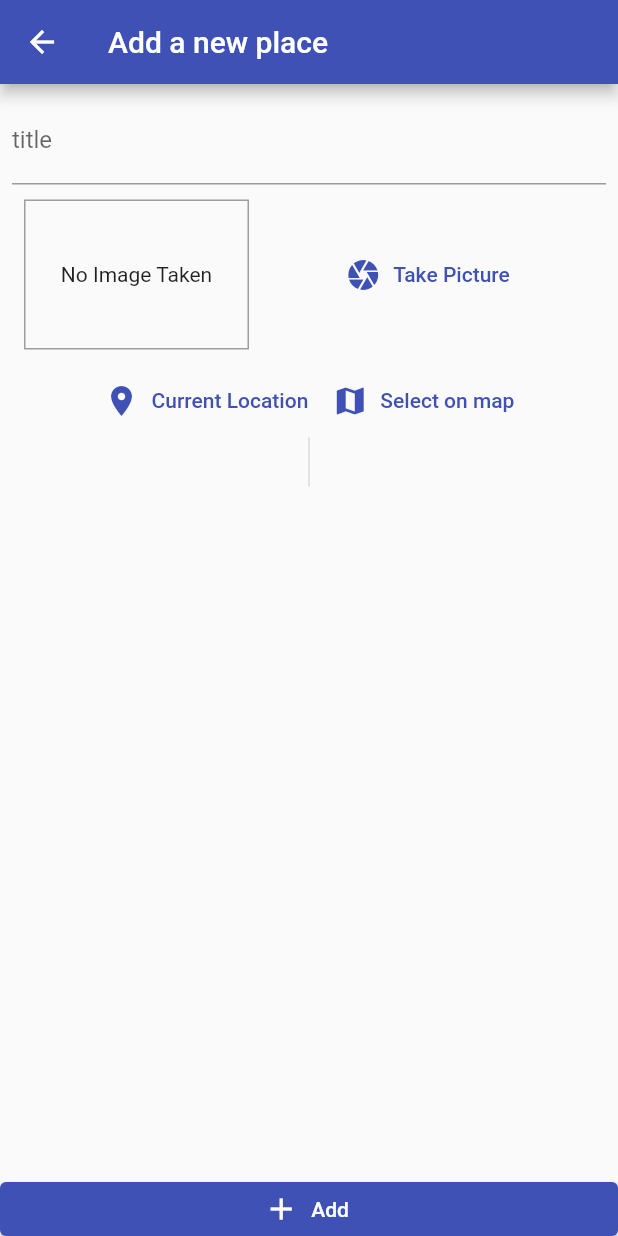
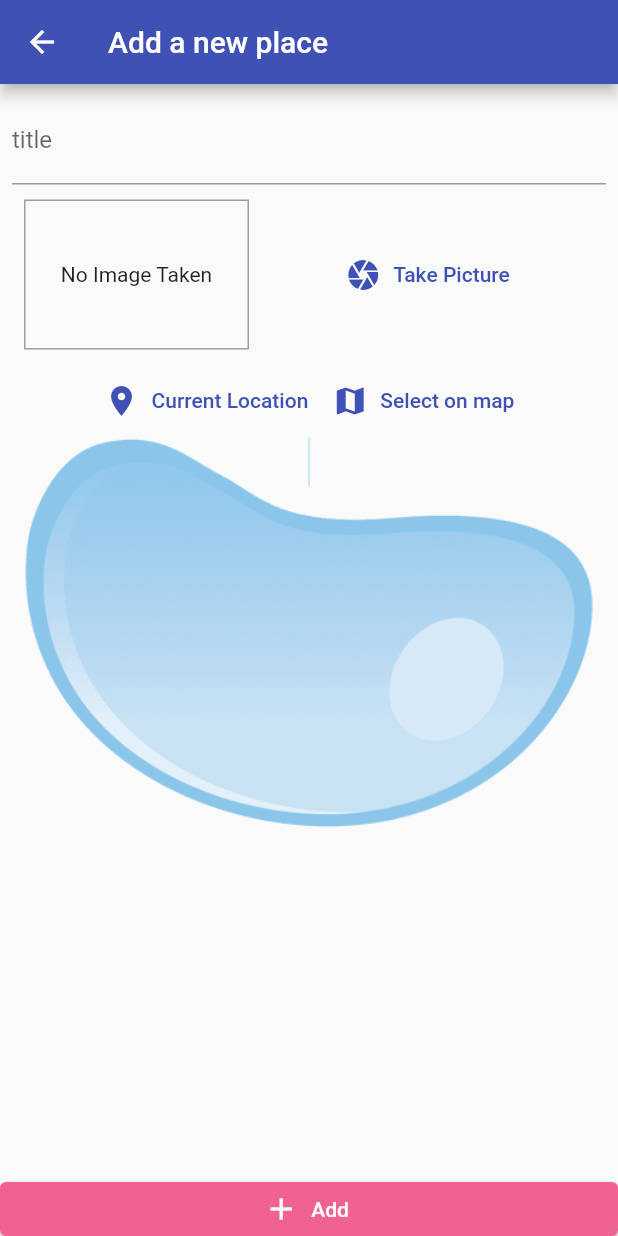
Before and after one commit to marizvi/placesApp, a Flutter app: the screen it shows after launch, after a tap on the "add" icon, on a phone screen of 412 x 824 dp. Run offline on Flutter 3.47's test engine with Material 2 defaults, Android fonts, the phone set to English and light mode, and no system bars; our stand-ins replace flutter_svg, google_maps_flutter, image_picker, location, sqflite; missing offline and left inert: geocoder; accounts and stored records are empty.

```diff
--- a/lib/screens/add_place_screen.dart
+++ b/lib/screens/add_place_screen.dart
@@ -82,10 +82,15 @@ class _AddPlacesListState extends State<AddPlacesList> {
           Expanded(
             // will take all extra available space
             //doing this to not to make button scrollable
-            child: Padding(
-              padding: const EdgeInsets.all(8.0),
+            child: Container(
+              padding: EdgeInsets.all(8),
+              decoration: BoxDecoration(
+                  image: DecorationImage(
+                      image: //AssetImage('lib/assets/images/bac.jpg'),
+                          AssetImage('lib/assets/images/bak10.png'),
+                      fit: BoxFit.contain,
+                      opacity: 0.7)),
               child: SingleChildScrollView(
-                //
                 child: Column(
                   children: [
                     TextField(
@@ -103,7 +108,7 @@ class _AddPlacesListState extends State<AddPlacesList> {
                     Container(
                         padding: EdgeInsets.all(8),
                         decoration: BoxDecoration(
-                            color: Colors.black12,
+                            color: Colors.lightBlue[100],
                             border: Border.all(width: 1),
                             borderRadius: BorderRadius.circular(10)),
                         width: _placeLocation == null ? 0 : 200,
@@ -119,12 +124,14 @@ class _AddPlacesListState extends State<AddPlacesList> {
 
           // Spacer(),
           ElevatedButton.icon(
-              onPressed: _savePlace,
-              icon: Icon(Icons.add),
-              label: Text('Add'),
-              style: ElevatedButton.styleFrom(
-                  //to remove extra margins
-                  tapTargetSize: MaterialTapTargetSize.shrinkWrap)),
+            onPressed: _savePlace,
+            icon: Icon(Icons.add),
+            label: Text('Add'),
+            style: ElevatedButton.styleFrom(
+                //to remove extra margins
+                primary: Colors.pink[300],
+                tapTargetSize: MaterialTapTargetSize.shrinkWrap),
+          ),
         ],
       ),
     );
--- a/lib/screens/places_list_screen.dart
+++ b/lib/screens/places_list_screen.dart
@@ -22,9 +22,9 @@ class PlaceListScreen extends StatelessWidget {
           decoration: BoxDecoration(
               image: DecorationImage(
                   image: //AssetImage('lib/assets/images/bac.jpg'),
-                      AssetImage('lib/assets/images/bac4.jpg'),
+                      AssetImage('lib/assets/images/bak14.png'),
                   fit: BoxFit.cover,
-                  opacity: 0.7)),
+                  opacity: 1)),
           child: FutureBuilder(
               future: Provider.of<GreatPlaces>(context, listen: false)
                   .fetchAndSetPlaces(),
@@ -46,7 +46,7 @@ class PlaceListScreen extends StatelessWidget {
                                 padding: EdgeInsets.all(8),
                                 child: ListView.builder(
                                   itemBuilder: (ctx, i) => Card(
-                                    color: Colors.white.withOpacity(0.9),
+                                    color: Colors.white,
                                     elevation: 5,
                                     shape: RoundedRectangleBorder(
                                         borderRadius: BorderRadius.circular(8)),
--- a/pubspec.yaml
+++ b/pubspec.yaml
@@ -60,7 +60,9 @@ flutter:
   # To add assets to your application, add an assets section, like this:
   assets:
     - lib/assets/images/bac.jpg
-    - lib/assets/images/bac2.png
+    - lib/assets/images/bak12.jpg
+    - lib/assets/images/bak14.png
+    - lib/assets/images/bak10.png
     - lib/assets/images/bac4.jpg
   #   - images/a_dot_ham.jpeg
 
```
Also changed, not shown: lib/screens/place_detail_screen.dart (+9 -1 lines), lib/assets/images/bak10.png (added), lib/assets/images/bak12.jpg (added), lib/assets/images/bak14.jpg (added), lib/assets/images/bak14.png (added), lib/assets/images/bak3.jpg (added), lib/assets/images/bak6.png (added).
